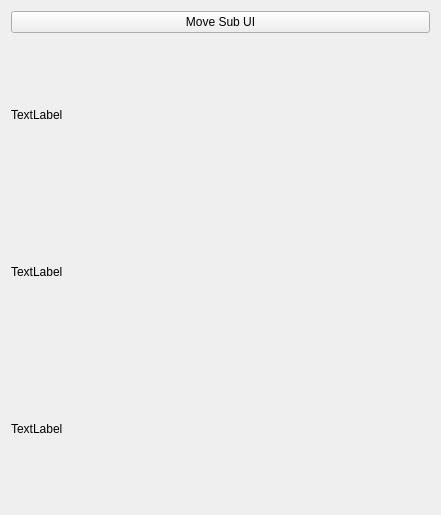
The window that _uiFiles/example4.ui (201524495/2021_MultiMedia) describes before a commit, drawn with Qt 5.
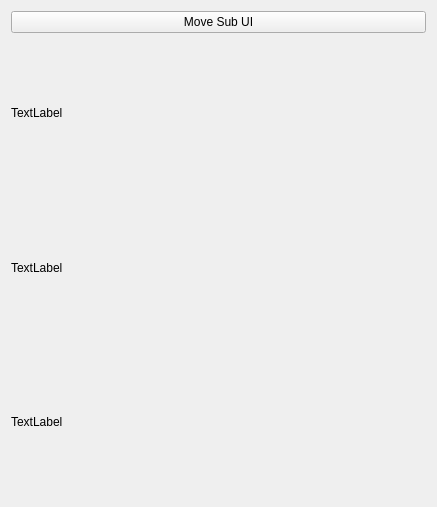
The same window after the commit.

The edit to the form file:
```diff
--- a/_uiFiles/example4.ui
+++ b/_uiFiles/example4.ui
@@ -6,8 +6,8 @@
    <rect>
     <x>0</x>
     <y>0</y>
-    <width>441</width>
-    <height>515</height>
+    <width>437</width>
+    <height>507</height>
    </rect>
   </property>
   <property name="windowTitle">
```
